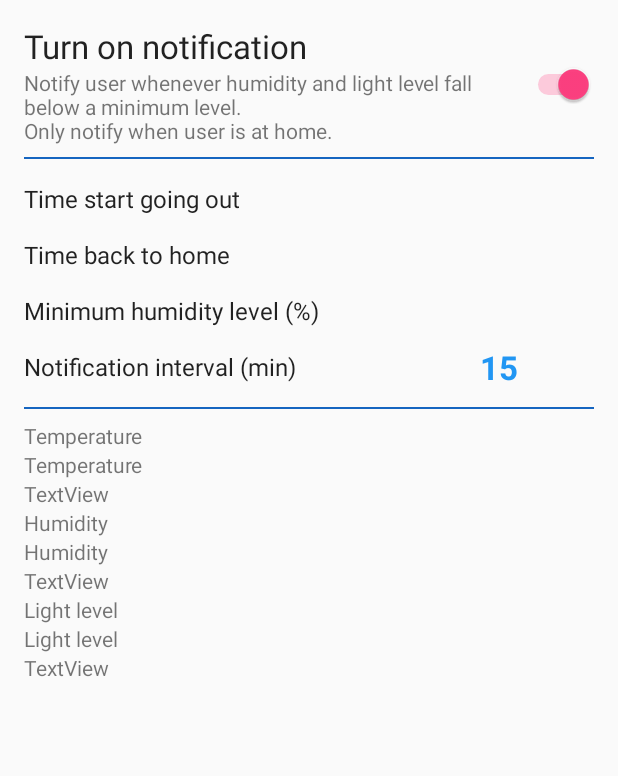
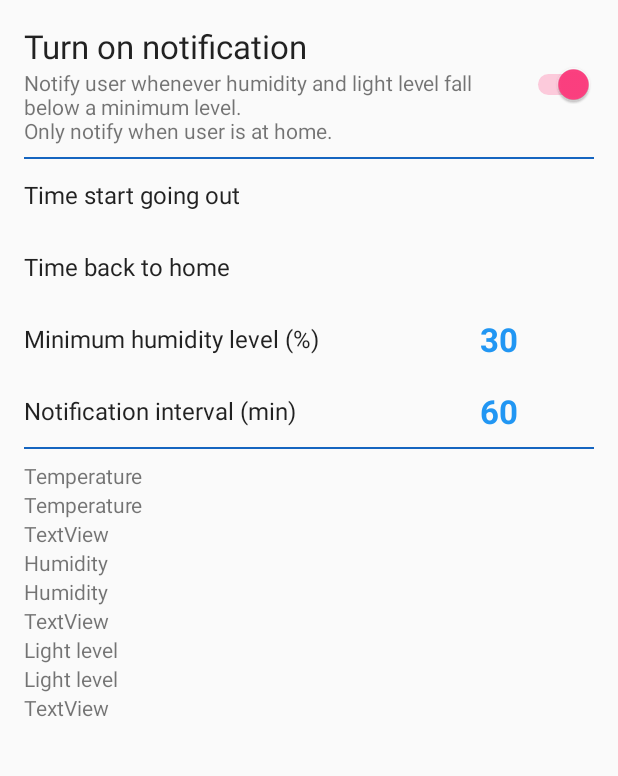
Before and after one commit to Usin2705/OurThingSee, an Android app: the MyHomeActivity screen opened directly, with no data from a screen before it, after a tap on "Turn on notification", on a phone screen of 412 x 824 dp, the part 84-860 px from its top. Run offline under Robolectric (Android 15) with nearby library versions, the phone set to English and light mode, and no system bars.

Commit message:
feta: now notification only notify if humidity below a pre determined level.

```diff
--- a/app/src/main/java/metro/ourthingsee/activities/MainActivity.java
+++ b/app/src/main/java/metro/ourthingsee/activities/MainActivity.java
@@ -136,7 +136,6 @@ public class MainActivity extends AppCompatActivity
             case OurContract.INDEX_OPTION_LOCATION:
                 Intent intent_location = new Intent(this, LocationActivity.class);
                 startActivity(intent_location);
-                // TODO Handle the click for location purpose here
                 break;
             case OurContract.INDEX_OPTION_TEMPERATURE:
                 // TODO Handle the click for location purpose here
@@ -211,9 +210,8 @@ public class MainActivity extends AppCompatActivity
                         // Because Giang use a Toolbar not default ActionBar, we can't use getApplicationContext()
                         // to get the context for this AlertDialog, we have to call our activity.this
                         new AlertDialog.Builder(MainActivity.this)
-                                .setTitle("Log Out")
-                                .setMessage("Are you sure you want to log out?\nYour username and password will be required to open the app again.")
-                                // TODO add to string.xml
+                                .setTitle(getString(R.string.log_out))
+                                .setMessage(R.string.log_out_message)
                                 .setIcon(R.drawable.ic_warning_24dp)
                                 .setPositiveButton(android.R.string.yes, new DialogInterface.OnClickListener() {
                                     @Override
--- a/app/src/main/java/metro/ourthingsee/activities/MyHomeActivity.java
+++ b/app/src/main/java/metro/ourthingsee/activities/MyHomeActivity.java
@@ -16,6 +16,7 @@ import android.support.v4.app.NotificationCompat;
 import android.support.v4.content.ContextCompat;
 import android.support.v7.app.AlertDialog;
 import android.support.v7.app.AppCompatActivity;
+import android.util.Log;
 import android.view.LayoutInflater;
 import android.view.View;
 import android.widget.CompoundButton;
@@ -37,12 +38,18 @@ import metro.ourthingsee.TCCloudRequestService;
 
 public class MyHomeActivity extends AppCompatActivity {
     private static final int MIN_VALUE = 0;
-    private static final int DEFAULT_NOTIFICATION_INTERVAL_VALUE = 15;
     SimpleDateFormat sdfTime = new SimpleDateFormat("HH:mm");
     TCCLoudRequestReceiver receiver;
     AlarmManager alarmManager;
     SharedPreferences prefs;
 
+    /**
+     * Send the notification to user. It need to be static so it can be called by our
+     * static receiver {@link TCCLoudRequestReceiver}.
+     *
+     * @param context  the context of the app, used to get resources
+     * @param strValue the value to display
+     */
     public static void sendNotification(Context context, String strValue) {
         //Get an instance of NotificationManager//
         NotificationCompat.Builder notification =
@@ -105,10 +112,33 @@ public class MyHomeActivity extends AppCompatActivity {
             }
         });
 
+        // Find and cast the onClick for Humidity Level
+        final TextView txtMyHomeHumidityLevel = (TextView) findViewById(R.id.txtMyHomeHumidityLevel);
+        txtMyHomeHumidityLevel.setText(
+                String.valueOf(prefs.getInt(OurContract.PREF_MYHOME_MIN_HUMIDITY_VALUE,
+                        OurContract.DEFAULT_MIN_HUMIDITY_VALUE)));
+        txtMyHomeHumidityLevel.setOnClickListener(new View.OnClickListener() {
+            @Override
+            public void onClick(View view) {
+                setUpNumberPicker(txtMyHomeHumidityLevel,
+                        OurContract.MYHOME_MIN_HUMIDITY_MAXVALUE);
+            }
+        });
+        LinearLayout lnlMyHomeHumidityLevel = (LinearLayout) findViewById(R.id.lnlMyHomeHumidityLevel);
+        lnlMyHomeHumidityLevel.setOnClickListener(new View.OnClickListener() {
+            @Override
+            public void onClick(View view) {
+                setUpNumberPicker(txtMyHomeHumidityLevel,
+                        OurContract.MYHOME_MIN_HUMIDITY_MAXVALUE);
+            }
+        });
+
+
+        // Find and cast the onClick for Notification interval
         final TextView txtMyHomeNotfInterval = (TextView) findViewById(R.id.txtMyHomeNotfInterval);
         txtMyHomeNotfInterval.setText(
                 String.valueOf(prefs.getInt(OurContract.PREF_MYHOME_NOTIFICATION_INTERVAL,
-                        DEFAULT_NOTIFICATION_INTERVAL_VALUE)));
+                        OurContract.DEFAULT_NOTIFICATION_INTERVAL_VALUE)));
         txtMyHomeNotfInterval.setOnClickListener(new View.OnClickListener() {
             @Override
             public void onClick(View view) {
@@ -127,9 +157,19 @@ public class MyHomeActivity extends AppCompatActivity {
     }
 
     @Override
-    public void onDestroy() {
+    public void onResume() {
+        super.onResume();
+
+        IntentFilter filter = new IntentFilter(OurContract.BROADCAST_ACTION);
+        filter.addCategory(Intent.CATEGORY_DEFAULT);
+        receiver = new TCCLoudRequestReceiver();
+        registerReceiver(receiver, filter);
+    }
+
+    @Override
+    public void onPause() {
+        super.onPause();
         this.unregisterReceiver(receiver);
-        super.onDestroy();
     }
 
     /**
@@ -153,35 +193,50 @@ public class MyHomeActivity extends AppCompatActivity {
      *
      * @param textView the textview for display the return value of number picker
      * @param maxValue the max value for number picker. This varies from
-     *                 {@link OurContract#MYHOME_MIN_HUMIDITY_LEVEL} and
+     *                 {@link OurContract#MYHOME_MIN_HUMIDITY_MAXVALUE} and
      *                 {@link OurContract#MYHOME_NOTIFICATION_INTERVAL_MAXVALUE}
      */
 
-    private void setUpNumberPicker(final TextView textView, int maxValue) {
+    private void setUpNumberPicker(final TextView textView, final int maxValue) {
         final AlertDialog.Builder dialog = new AlertDialog.Builder(this);
         LayoutInflater inflater = this.getLayoutInflater();
         View dialogView = inflater.inflate(R.layout.number_picker_dialog, null);
         dialog.setView(dialogView);
 
-        if (maxValue == OurContract.MYHOME_NOTIFICATION_INTERVAL_MAXVALUE) {
-            dialog.setTitle("Select your notification interval (min)");
-        } else {
-            dialog.setTitle("Select your minimum humidity level (%)");
-        }
-
         final NumberPicker numberPicker = (NumberPicker) dialogView.findViewById(R.id.numberPicker);
         numberPicker.setMinValue(MIN_VALUE);
         numberPicker.setMaxValue(maxValue);
-        numberPicker.setValue(prefs.getInt(
-                OurContract.PREF_MYHOME_NOTIFICATION_INTERVAL, DEFAULT_NOTIFICATION_INTERVAL_VALUE));
         numberPicker.setWrapSelectorWheel(true);
+
+        // Display the number picker correctly depend on the option:
+        if (maxValue == OurContract.MYHOME_NOTIFICATION_INTERVAL_MAXVALUE) {
+            dialog.setTitle("Select your notification interval (min)");
+            numberPicker.setValue(prefs.getInt(
+                    OurContract.PREF_MYHOME_NOTIFICATION_INTERVAL,
+                    OurContract.DEFAULT_NOTIFICATION_INTERVAL_VALUE));
+        } else {
+            dialog.setTitle("Select your minimum humidity level (%)");
+            numberPicker.setValue(prefs.getInt(
+                    OurContract.PREF_MYHOME_MIN_HUMIDITY_VALUE,
+                    OurContract.DEFAULT_MIN_HUMIDITY_VALUE));
+        }
 
         dialog.setPositiveButton(android.R.string.yes, new DialogInterface.OnClickListener() {
             @Override
             public void onClick(DialogInterface dialogInterface, int i) {
                 textView.setText(String.valueOf(numberPicker.getValue()));
-                prefs.edit().putInt(OurContract.PREF_MYHOME_NOTIFICATION_INTERVAL,
-                        numberPicker.getValue()).apply();
+
+                // If the max value is for notification interval,
+                // then we know the setting is for notification interval,
+                // then we need to record it properly in prefs.
+                if (maxValue == OurContract.MYHOME_NOTIFICATION_INTERVAL_MAXVALUE) {
+                    prefs.edit().putInt(OurContract.PREF_MYHOME_NOTIFICATION_INTERVAL,
+                            numberPicker.getValue()).apply();
+                } else {
+                    prefs.edit().putInt(OurContract.PREF_MYHOME_MIN_HUMIDITY_VALUE,
+                            numberPicker.getValue()).apply();
+                }
+
                 setNotification(true);
             }
         });
@@ -201,13 +256,19 @@ public class MyHomeActivity extends AppCompatActivity {
         * IntentService.
         */
         Intent serviceIntent = new Intent(this, TCCloudRequestService.class);
+        serviceIntent.putExtra(OurContract.INTENT_NAME_MIN_HUMIDITY_VALUE,
+                prefs.getInt(OurContract.PREF_MYHOME_MIN_HUMIDITY_VALUE,
+                        OurContract.DEFAULT_MIN_HUMIDITY_VALUE));
+
+        int minHumid = prefs.getInt(OurContract.PREF_MYHOME_MIN_HUMIDITY_VALUE, 30);
+        serviceIntent.putExtra(OurContract.INTENT_NAME_MIN_HUMIDITY_VALUE, minHumid);
+        Log.e("AAAAA", "put extra in intent: " + String.valueOf(minHumid));
 
         // Create a PendingIntent to send the service
         // Set the flag update current to update with new setting
         PendingIntent pendingIntent = PendingIntent.getService(this,
                 OurContract.INTENT_REQUEST_CODE_MYHOMESERVICE, serviceIntent,
-                0);
-
+                PendingIntent.FLAG_UPDATE_CURRENT);
 
         // Get the alarmManager to set the repeating task
         alarmManager = (AlarmManager) getSystemService(Context.ALARM_SERVICE);
@@ -215,15 +276,15 @@ public class MyHomeActivity extends AppCompatActivity {
         if (isOn) {
             // Wake up the device to fire the alarm in 15 minutes, and every 15 minutes after that:
             alarmManager.setRepeating(AlarmManager.ELAPSED_REALTIME_WAKEUP,
-                    SystemClock.elapsedRealtime() + prefs.getInt(
-                            OurContract.PREF_MYHOME_NOTIFICATION_INTERVAL,
-                            DEFAULT_NOTIFICATION_INTERVAL_VALUE) * 60 * 1000,
+                    SystemClock.elapsedRealtime() +
+                            prefs.getInt(OurContract.PREF_MYHOME_NOTIFICATION_INTERVAL,
+                                    OurContract.DEFAULT_NOTIFICATION_INTERVAL_VALUE) * 60 * 1000,
                     prefs.getInt(OurContract.PREF_MYHOME_NOTIFICATION_INTERVAL,
-                            DEFAULT_NOTIFICATION_INTERVAL_VALUE) * 60 * 1000, pendingIntent);
+                            OurContract.DEFAULT_NOTIFICATION_INTERVAL_VALUE) * 60 * 1000,
+                    pendingIntent);
         } else {
             // If user turn off notification, turn off all alarm.
             alarmManager.cancel(pendingIntent);
-            // TODO remember to unregistered all services ???
         }
 
         IntentFilter filter = new IntentFilter(OurContract.BROADCAST_ACTION);
@@ -249,7 +310,18 @@ public class MyHomeActivity extends AppCompatActivity {
 //            TextView myTextView2 = (TextView) findViewById(R.id.txtHumidityValue);
 //            myTextView1.setText(dateFormat.format(eventDate));
 //            myTextView2.setText(String.valueOf(dbResponse));
-            sendNotification(context, String.valueOf(dateFormat.format(eventDate) + " " + dbResponse));
+
+            // If the value is less than the min value, notify the user
+            if (dbResponse < intent.getIntExtra(
+                    OurContract.INTENT_NAME_MIN_HUMIDITY_VALUE,
+                    OurContract.DEFAULT_MIN_HUMIDITY_VALUE)) {
+                Log.e("AAAAA", String.valueOf(dbResponse));
+                Log.e("AAAAA", "THE Int Extra" + String.valueOf(intent.getIntExtra(
+                        OurContract.INTENT_NAME_MIN_HUMIDITY_VALUE,
+                        OurContract.DEFAULT_MIN_HUMIDITY_VALUE)));
+                sendNotification(context, String.valueOf(dateFormat.format(eventDate) + " " + dbResponse));
+            }
+
         }
     }
 }
--- a/app/src/main/java/metro/ourthingsee/adapters/OptionsAdapter.java
+++ b/app/src/main/java/metro/ourthingsee/adapters/OptionsAdapter.java
@@ -32,7 +32,7 @@ public class OptionsAdapter extends RecyclerView.Adapter<OptionsAdapter.MyOption
     List<Option> options = new ArrayList<>();
 
     /**
-     * TODO PUT COMMENT
+     * Display the options layout
      *
      * @param listener Listener for purpose item clicks
      */
--- a/app/src/main/res/layout/activity_myhome.xml
+++ b/app/src/main/res/layout/activity_myhome.xml
@@ -76,7 +76,6 @@
                 <LinearLayout
                     android:layout_width="match_parent"
                     android:layout_height="1dp"
-                    android:layout_marginBottom="@dimen/activity_vertical_margin_small"
                     android:layout_marginTop="@dimen/activity_vertical_margin_small"
                     android:background="@color/colorPrimaryDark"
                     android:orientation="horizontal">
@@ -86,11 +85,10 @@
                 <LinearLayout
                     android:layout_width="match_parent"
                     android:layout_height="match_parent"
-                    android:layout_marginBottom="@dimen/activity_vertical_margin_very_small"
-                    android:layout_marginTop="@dimen/activity_vertical_margin_very_small"
                     android:orientation="horizontal"
                     android:clickable="true"
-                    android:background="@drawable/ripple">
+                    android:background="@drawable/ripple"
+                    android:minHeight="@dimen/minimum_layout_height">
 
                     <TextView
                         android:layout_width="match_parent"
@@ -105,7 +103,7 @@
                     <TextView
                         android:id="@+id/txtMyHomeStartTime"
                         android:layout_width="match_parent"
-                        android:layout_height="wrap_content"
+                        android:layout_height="match_parent"
                         android:layout_weight="1"
                         android:gravity="center"
                         android:textAppearance="@style/TextAppearance.AppCompat.Large"
@@ -118,11 +116,10 @@
                 <LinearLayout
                     android:layout_width="match_parent"
                     android:layout_height="match_parent"
-                    android:layout_marginBottom="@dimen/activity_vertical_margin_very_small"
-                    android:layout_marginTop="@dimen/activity_vertical_margin_very_small"
                     android:orientation="horizontal"
                     android:clickable="true"
-                    android:background="@drawable/ripple">
+                    android:background="@drawable/ripple"
+                    android:minHeight="@dimen/minimum_layout_height">
 
                     <TextView
                         android:layout_width="match_parent"
@@ -137,7 +134,7 @@
                     <TextView
                         android:id="@+id/txtMyHomeEndTime"
                         android:layout_width="match_parent"
-                        android:layout_height="wrap_content"
+                        android:layout_height="match_parent"
                         android:layout_weight="1"
                         android:gravity="center"
                         android:textAppearance="@style/TextAppearance.AppCompat.Large"
@@ -150,11 +147,11 @@
                 <LinearLayout
                     android:layout_width="match_parent"
                     android:layout_height="match_parent"
-                    android:layout_marginBottom="@dimen/activity_vertical_margin_very_small"
-                    android:layout_marginTop="@dimen/activity_vertical_margin_very_small"
                     android:orientation="horizontal"
                     android:clickable="true"
-                    android:background="@drawable/ripple">
+                    android:background="@drawable/ripple"
+                    android:id="@+id/lnlMyHomeHumidityLevel"
+                    android:minHeight="@dimen/minimum_layout_height">
 
                     <TextView
                         android:layout_width="match_parent"
@@ -169,25 +166,24 @@
                     <TextView
                         android:id="@+id/txtMyHomeHumidityLevel"
                         android:layout_width="match_parent"
-                        android:layout_height="wrap_content"
+                        android:layout_height="match_parent"
                         android:layout_weight="1"
                         android:gravity="center"
                         android:textAppearance="@style/TextAppearance.AppCompat.Large"
                         android:textColor="@color/colorPrimary"
                         android:textStyle="bold"
-                        tools:text="07:25" />
+                        tools:text="30" />
 
                 </LinearLayout>
 
                 <LinearLayout
                     android:layout_width="match_parent"
                     android:layout_height="match_parent"
-                    android:layout_marginBottom="@dimen/activity_vertical_margin_very_small"
-                    android:layout_marginTop="@dimen/activity_vertical_margin_very_small"
                     android:orientation="horizontal"
                     android:clickable="true"
                     android:background="@drawable/ripple"
-                    android:id="@+id/lnlMyHomeNotfInterval">
+                    android:id="@+id/lnlMyHomeNotfInterval"
+                    android:minHeight="@dimen/minimum_layout_height">
 
                     <TextView
                         android:layout_width="match_parent"
@@ -202,13 +198,13 @@
                     <TextView
                         android:id="@+id/txtMyHomeNotfInterval"
                         android:layout_width="match_parent"
-                        android:layout_height="wrap_content"
+                        android:layout_height="match_parent"
                         android:layout_weight="1"
                         android:gravity="center"
                         android:textAppearance="@style/TextAppearance.AppCompat.Large"
                         android:textColor="@color/colorPrimary"
                         android:textStyle="bold"
-                        tools:text="07:25" />
+                        tools:text="30" />
 
                 </LinearLayout>
             </LinearLayout>
@@ -217,7 +213,6 @@
                 android:layout_width="match_parent"
                 android:layout_height="1dp"
                 android:layout_marginBottom="@dimen/activity_vertical_margin_small"
-                android:layout_marginTop="@dimen/activity_vertical_margin_small"
                 android:background="@color/colorPrimaryDark"
                 android:orientation="horizontal">
 
--- a/app/src/main/res/values/dimens.xml
+++ b/app/src/main/res/values/dimens.xml
@@ -11,4 +11,7 @@
     <dimen name="material_design_guide_padding">16dp</dimen>
     <dimen name="material_design_item_guide_padding">8dp</dimen>
     <dimen name="material_design_nav_header_height">160dp</dimen>
+
+    <!-- Minimum option height value for layout -->
+    <dimen name="minimum_layout_height">48dp</dimen>
 </resources>
--- a/app/src/main/res/values/strings.xml
+++ b/app/src/main/res/values/strings.xml
@@ -57,4 +57,5 @@
     <string name="last_location">Last location</string>
     <string name="destination">Destination</string>
     <string name="origin">Origin</string>
+    <string name="log_out_message">Are you sure you want to log out?\nYour username and password will be required to open the app again.</string>
 </resources>
```
Also changed, not shown: app/src/main/java/metro/ourthingsee/OurContract.java (+22 -2 lines), app/src/main/java/metro/ourthingsee/TCCloudRequestService.java (+24 -4 lines).
